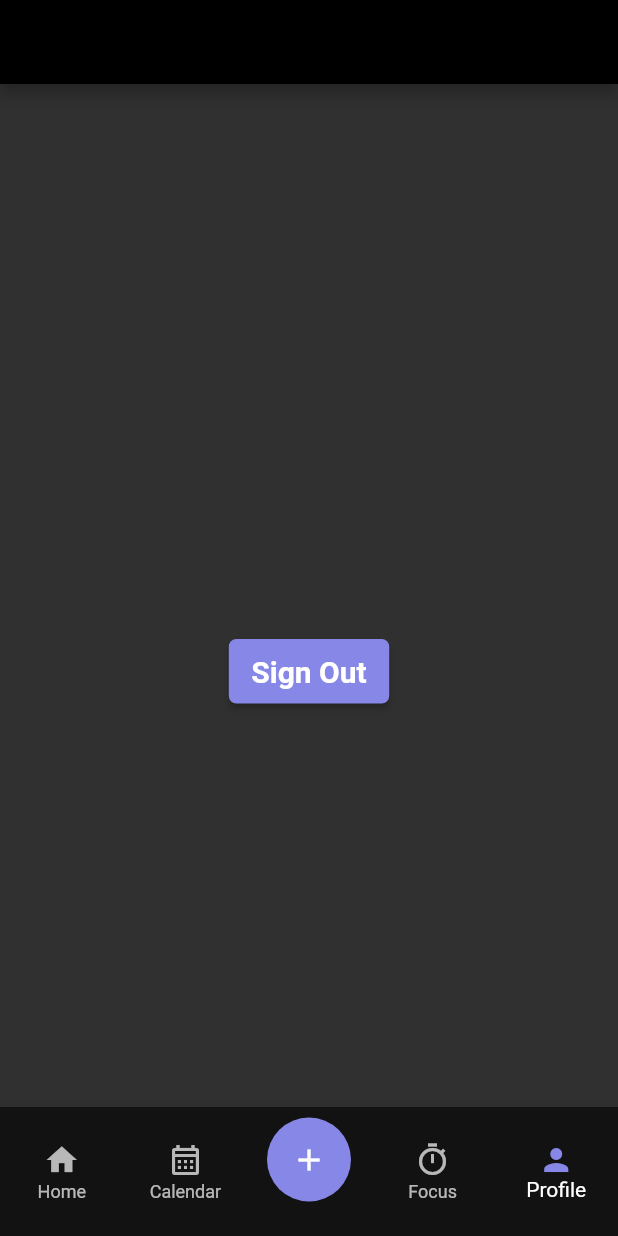
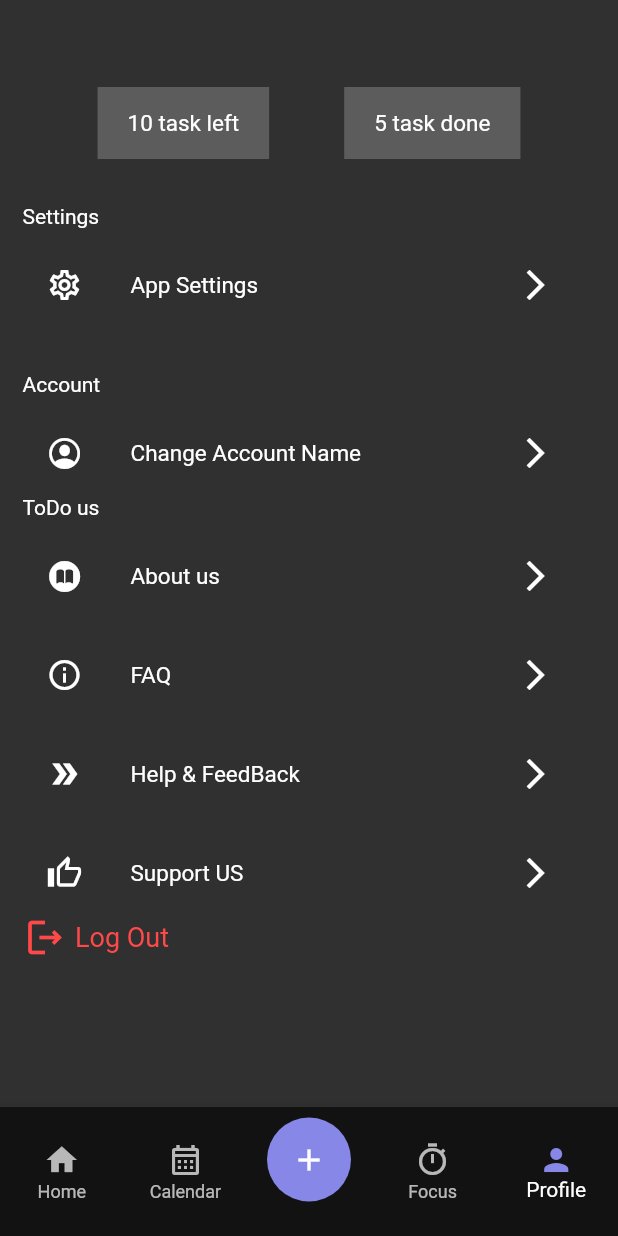
Before and after one commit to hashanranasinghe/ToDo-App, a Flutter app: the screen it shows once a user with an empty profile is signed in, item 5 of the bottom bar chosen, on a phone screen of 412 x 824 dp. Run offline on Flutter 3.47's test engine with Material 2 defaults, Android fonts, the phone set to English and light mode, and no system bars; our stand-ins replace cloud_firestore, firebase_auth, firebase_core, firebase_database, fluttertoast; missing offline and left inert: flutter_clean_calendar; accounts and stored records are empty.

Commit message:
profile screen

```diff
--- a/lib/screens/user/user_profile_screen.dart
+++ b/lib/screens/user/user_profile_screen.dart
@@ -1,9 +1,12 @@
 import 'package:firebase_auth/firebase_auth.dart';
+import 'package:flutter/cupertino.dart';
 import 'package:flutter/material.dart';
 import 'package:provider/provider.dart';
-import 'package:todo_app/services/firebase/fb_handeler.dart';
+import 'package:todo_app/utils/constraints.dart';
 import 'package:todo_app/view%20models/user%20view%20model/userViewModel.dart';
-import 'package:todo_app/widgets/button_field.dart';
+
+import 'package:todo_app/widgets/setting_list_tile.dart';
+import 'package:todo_app/widgets/task_count_card.dart';
 
 class UserProfileScreen extends StatefulWidget {
   const UserProfileScreen({Key? key}) : super(key: key);
@@ -22,21 +25,109 @@ class _UserProfileScreenState extends State<UserProfileScreen> {
         return const Center(child: CircularProgressIndicator());
       } else {
         return Scaffold(
-          appBar: AppBar(
-            automaticallyImplyLeading: false,
-            title: Text(userViewModel.userModel!.name.toString()),
-            centerTitle: true,
-          ),
-          body: Center(
-            child: ButtonField(
-              onpress: () async{
-                await FbHandler.getAllTasks(id: user!.uid);
-                //SignInManager().signOut();
-              },
-              text: "Sign Out",
+            body: SafeArea(
+          child: Padding(
+            padding: const EdgeInsets.only(top: 5,left: 15,right: 15),
+            child: SingleChildScrollView(
+              child: Column(
+                crossAxisAlignment: CrossAxisAlignment.start,
+                children: [
+                  Align(
+                      alignment: Alignment.topCenter,
+                      child: Column(
+                        children: [
+                          Text(
+                            userViewModel.userModel!.name,
+                            style: TextStyle(fontSize: 20),
+                          ),
+                        ],
+                      )),
+                  SizedBox(
+                    height: 30,
+                  ),
+                  Row(
+                    mainAxisAlignment: MainAxisAlignment.spaceEvenly,
+                    children: [
+                      TaskCountCard(text: "10 task left"),
+                      TaskCountCard(text: "5 task done")
+                    ],
+                  ),
+                  SizedBox(
+                    height: 30,
+                  ),
+                  Text("Settings"),
+                  SizedBox(
+                    height: 10,
+                  ),
+                  SettingListTile(
+                      text: "App Settings",
+                      icon: Icons.settings_outlined,
+                      function: () {}),
+                  SizedBox(
+                    height: 30,
+                  ),
+                  Text("Account"),
+                  SizedBox(
+                    height: 10,
+                  ),
+                  SettingListTile(
+                      text: "Change Account Name",
+                      icon: CupertinoIcons.profile_circled,
+                      function: () {}),
+                  Text("ToDo us"),
+                  SizedBox(
+                    height: 10,
+                  ),
+                  SettingListTile(
+                      text: "About us",
+                      icon: CupertinoIcons.book_circle_fill,
+                      function: () {}),
+                  SizedBox(
+                    height: 10,
+                  ),
+                  SettingListTile(
+                      text: "FAQ",
+                      icon: Icons.info_outline,
+                      function: () {}),
+                  SizedBox(
+                    height: 10,
+                  ),
+                  SettingListTile(
+                      text: "Help & FeedBack",
+                      icon: Icons.double_arrow_outlined,
+                      function: () {}),
+                  SizedBox(
+                    height: 10,
+                  ),
+                  SettingListTile(
+                      text: "Support US",
+                      icon: Icons.thumb_up_alt_outlined,
+                      function: () {}),
+                  Row(
+                    children: [
+                      Icon(
+                        Icons.logout_outlined,
+                        color: kPrimaryErrorColor,
+                        size: 30,
+                      ),
+                      SizedBox(
+                        width: 5,
+                      ),
+                      Text(
+                        "Log Out",
+                        style: TextStyle(
+                            fontSize: 18, color: kPrimaryErrorColor),
+                      )
+                    ],
+                  ),
+                  SizedBox(
+                    height: 100,
+                  )
+                ],
+              ),
             ),
           ),
-        );
+        ));
       }
     });
   }
--- /dev/null
+++ b/lib/widgets/setting_list_tile.dart
@@ -0,0 +1,33 @@
+import 'package:flutter/material.dart';
+
+class SettingListTile extends StatelessWidget {
+  final String text;
+  final IconData icon;
+  final Function function;
+  const SettingListTile(
+      {Key? key,
+      required this.text,
+      required this.icon,
+      required this.function})
+      : super(key: key);
+
+  @override
+  Widget build(BuildContext context) {
+    return ListTile(
+      title: Padding(
+        padding: const EdgeInsets.only(right: 40),
+        child: Text(
+          text,
+          style: TextStyle(fontSize: 15),
+        ),
+      ),
+      leading: Icon(icon),
+      trailing: IconButton(
+        icon: Icon(Icons.arrow_forward_ios_outlined),
+        onPressed: () {
+          function();
+        },
+      ),
+    );
+  }
+}
--- /dev/null
+++ b/lib/widgets/task_count_card.dart
@@ -0,0 +1,24 @@
+import 'package:flutter/material.dart';
+
+class TaskCountCard extends StatelessWidget {
+  final String text;
+  const TaskCountCard({Key? key, required this.text}) : super(key: key);
+
+  @override
+  Widget build(BuildContext context) {
+    return Container(
+        decoration: BoxDecoration(
+            color: Colors.white.withOpacity(0.21)),
+        child: Padding(
+          padding: const EdgeInsets.symmetric(horizontal: 20, vertical: 15),
+          child: Row(
+            children: [
+              Text(
+                text,
+                style: TextStyle(fontSize: 15),
+              ),
+            ],
+          ),
+        ));
+  }
+}
```
